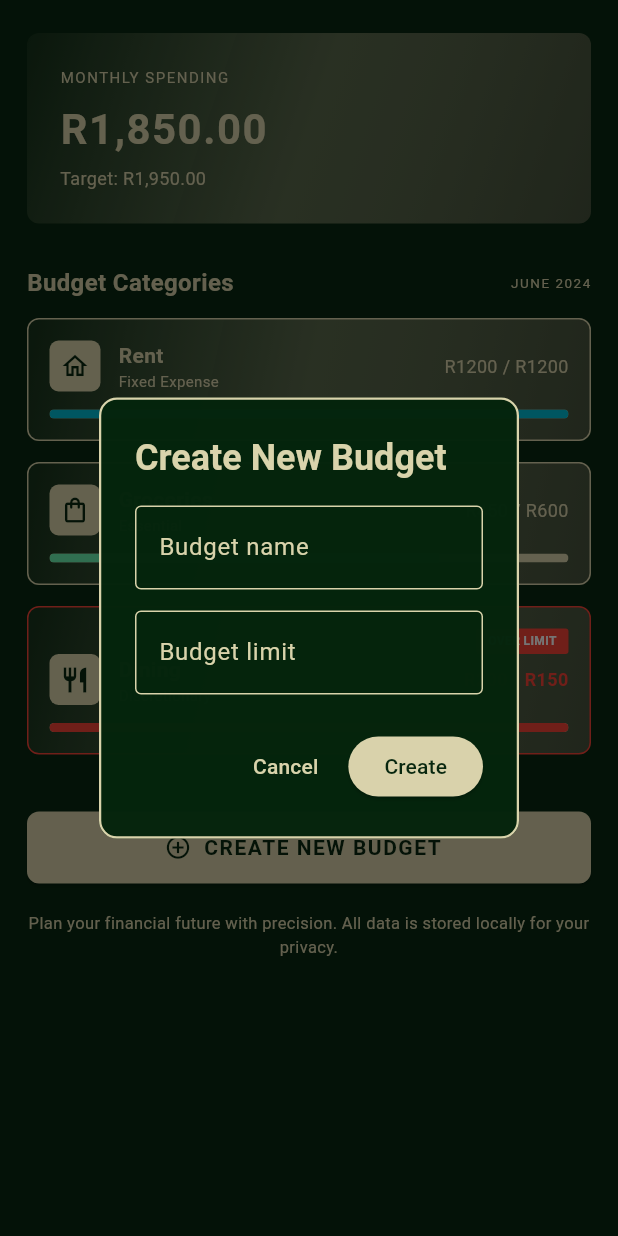
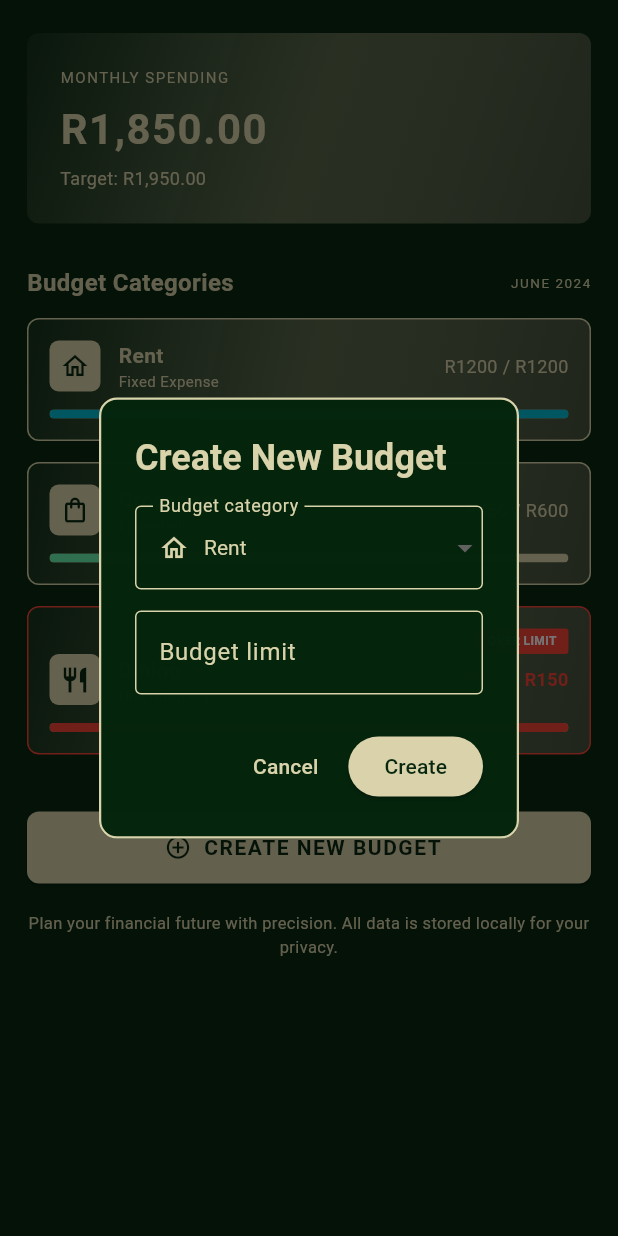
Before and after one commit to COS301-SE-2026/Mobile-Budgeting-App, a Flutter app: the BudgetManagerScreen screen opened directly, after a tap on "CREATE NEW BUDGET", on a phone screen of 412 x 824 dp. Run offline on Flutter 3.47's test engine with Material 3 defaults, Android fonts, the light colour scheme and no system bars; our stand-ins replace decimal, drift, drift_flutter, popover; accounts and stored records are empty; generated files the repository leaves out were written again.

Commit message:
Add budget category selection options

```diff
--- a/Flutter/budgetit/lib/views/budget_manager/budget_manager_screen.dart
+++ b/Flutter/budgetit/lib/views/budget_manager/budget_manager_screen.dart
@@ -6,6 +6,19 @@ class BudgetManagerScreen extends StatefulWidget {
 
   @override
   State<BudgetManagerScreen> createState() => _BudgetManagerScreenState();
+}
+class _BudgetCategoryOption {
+  final String label;
+  final String subtitle;
+  final IconData icon;
+  final Color progressColor;
+
+  const _BudgetCategoryOption({
+    required this.label,
+    required this.subtitle,
+    required this.icon,
+    required this.progressColor,
+  });
 }
 
 class _BudgetCategory {
@@ -27,6 +40,7 @@ class _BudgetCategory {
     this.isOverLimit = false,
   });
 }
+
 
   class _BudgetManagerScreenState extends State<BudgetManagerScreen> {
   final MyColours colours = MyColours();
@@ -58,6 +72,53 @@ class _BudgetManagerScreenState extends State<BudgetManagerScreen> {
       isOverLimit: true,
     ),
   ];
+
+  final List<_BudgetCategoryOption> _categoryOptions = const [
+    _BudgetCategoryOption(
+      label: 'Rent',
+      subtitle: 'Fixed Expense',
+      icon: Icons.home_outlined,
+      progressColor: Colors.cyan,
+    ),
+    _BudgetCategoryOption(
+      label: 'Groceries',
+      subtitle: 'Essential',
+      icon: Icons.shopping_bag_outlined,
+      progressColor: Colors.greenAccent,
+    ),
+    _BudgetCategoryOption(
+      label: 'Dining',
+      subtitle: 'Discretionary',
+      icon: Icons.restaurant,
+      progressColor: Colors.red,
+    ),
+    _BudgetCategoryOption(
+      label: 'Transport',
+      subtitle: 'Travel Expense',
+      icon: Icons.directions_car_outlined,
+      progressColor: Colors.orangeAccent,
+    ),
+    _BudgetCategoryOption(
+      label: 'Entertainment',
+      subtitle: 'Lifestyle',
+      icon: Icons.movie_outlined,
+      progressColor: Colors.purpleAccent,
+    ),
+    _BudgetCategoryOption(
+      label: 'Utilities',
+      subtitle: 'Monthly Bills',
+      icon: Icons.electric_bolt_outlined,
+      progressColor: Colors.blueAccent,
+    ),
+    _BudgetCategoryOption(
+      label: 'Savings',
+      subtitle: 'Financial Goal',
+      icon: Icons.savings_outlined,
+      progressColor: Colors.tealAccent,
+    ),
+  ];
+
+
 
   @override
   Widget build(BuildContext context) {
@@ -316,12 +377,15 @@ class _BudgetManagerScreenState extends State<BudgetManagerScreen> {
 
 
   void _showCreateBudgetDialog(BuildContext context) {
-  final TextEditingController nameController = TextEditingController();
   final TextEditingController limitController = TextEditingController();
+
+  _BudgetCategoryOption selectedCategory = _categoryOptions.first;
 
   showDialog(
     context: context,
     builder: (dialogContext) {
+      return StatefulBuilder(
+        builder: (context, setDialogState) {
           return AlertDialog(
             backgroundColor: colours.background,
             shape: RoundedRectangleBorder(
@@ -341,16 +405,13 @@ class _BudgetManagerScreenState extends State<BudgetManagerScreen> {
             content: Column(
               mainAxisSize: MainAxisSize.min,
               children: [
-            TextField(
-              controller: nameController,
+                DropdownButtonFormField<_BudgetCategoryOption>(
+                  value: selectedCategory,
+                  dropdownColor: colours.background,
                   style: TextStyle(color: colours.textPrimary),
                   decoration: InputDecoration(
-                labelText: 'Budget name',
+                    labelText: 'Budget category',
                     labelStyle: TextStyle(color: colours.textPrimary),
-                hintText: 'e.g. Transport',
-                hintStyle: TextStyle(
-                  color: colours.textPrimary.withValues(alpha: 0.6),
-                ),
                     enabledBorder: OutlineInputBorder(
                       borderSide: BorderSide(color: colours.secondary),
                     ),
@@ -361,8 +422,33 @@ class _BudgetManagerScreenState extends State<BudgetManagerScreen> {
                       ),
                     ),
                   ),
+                  items: _categoryOptions.map((category) {
+                    return DropdownMenuItem<_BudgetCategoryOption>(
+                      value: category,
+                      child: Row(
+                        children: [
+                          Icon(
+                            category.icon,
+                            color: colours.textPrimary,
+                            size: 20,
                           ),
+                          const SizedBox(width: 10),
+                          Text(category.label),
+                        ],
+                      ),
+                    );
+                  }).toList(),
+                  onChanged: (value) {
+                    if (value == null) return;
+
+                    setDialogState(() {
+                      selectedCategory = value;
+                    });
+                  },
+                ),
+
                 const SizedBox(height: 14),
+
                 TextField(
                   controller: limitController,
                   keyboardType: TextInputType.number,
@@ -401,15 +487,14 @@ class _BudgetManagerScreenState extends State<BudgetManagerScreen> {
               ),
               ElevatedButton(
                 onPressed: () {
-              final String name = nameController.text.trim();
                   final double? limit = double.tryParse(
                     limitController.text.trim(),
                   );
 
-              if (name.isEmpty || limit == null || limit <= 0) {
+                  if (limit == null || limit <= 0) {
                     ScaffoldMessenger.of(context).showSnackBar(
                       const SnackBar(
-                    content: Text('Please enter a valid budget name and limit.'),
+                        content: Text('Please enter a valid budget limit.'),
                       ),
                     );
                     return;
@@ -418,12 +503,12 @@ class _BudgetManagerScreenState extends State<BudgetManagerScreen> {
                   setState(() {
                     _budgetCategories.add(
                       _BudgetCategory(
-                    icon: Icons.account_balance_wallet_outlined,
-                    title: name,
-                    subtitle: 'Custom Budget',
+                        icon: selectedCategory.icon,
+                        title: selectedCategory.label,
+                        subtitle: selectedCategory.subtitle,
                         spent: 0,
                         limit: limit,
-                    progressColor: Colors.amber,
+                        progressColor: selectedCategory.progressColor,
                       ),
                     );
                   });
@@ -432,7 +517,9 @@ class _BudgetManagerScreenState extends State<BudgetManagerScreen> {
 
                   ScaffoldMessenger.of(context).showSnackBar(
                     SnackBar(
-                  content: Text('Budget "$name" created.'),
+                      content: Text(
+                        '${selectedCategory.label} budget created.',
+                      ),
                     ),
                   );
                 },
@@ -445,9 +532,11 @@ class _BudgetManagerScreenState extends State<BudgetManagerScreen> {
             ],
           );
         },
+      );
+    },
   ).then((_) {
-    nameController.dispose();
     limitController.dispose();
   });
 }
+
 }
```
Lines whose indentation alone changed are shown as unchanged.
